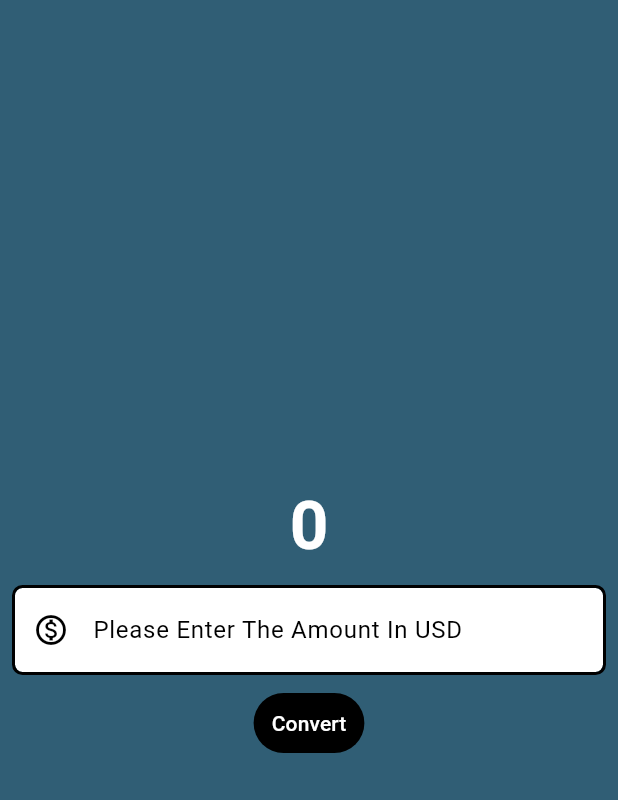
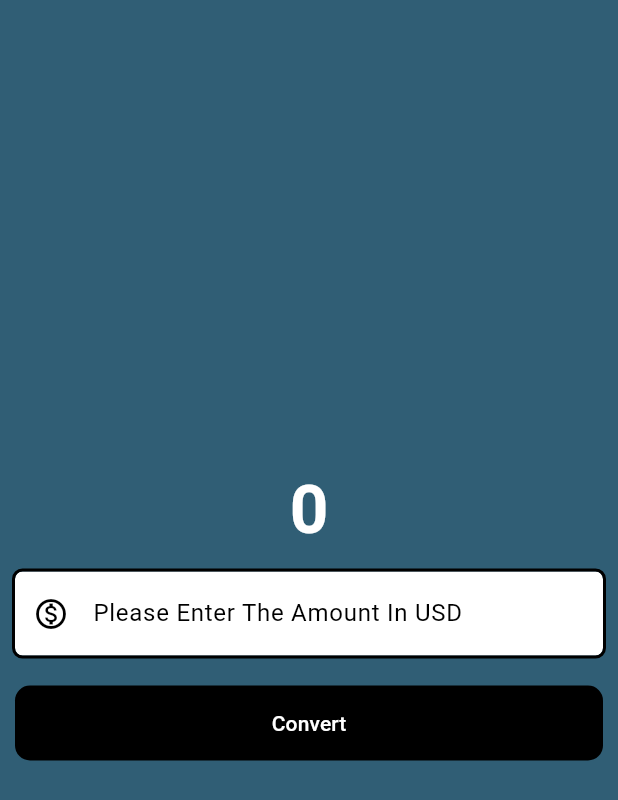
Before and after one commit to Shayan7Khan/Currency-Converter, a Flutter app: the screen it shows after launch, after a tap on "Convert", on a phone screen of 412 x 824 dp. Shown: the top 800 px of the screen. Run offline on Flutter 3.47's test engine with Material 3 defaults, Android fonts, the phone set to English and light mode, and no system bars.

Commit message:
changes from laptop

```diff
--- a/currency_converter/lib/currency-converter-material-page.dart
+++ b/currency_converter/lib/currency-converter-material-page.dart
@@ -5,7 +5,6 @@ class CurrencyConverterMaterialPage extends StatelessWidget {
 
   @override
   Widget build(BuildContext context) {
-
     final border = OutlineInputBorder(
         borderSide: const BorderSide(
           color: Colors.black,
@@ -15,33 +14,29 @@ class CurrencyConverterMaterialPage extends StatelessWidget {
         ),
         borderRadius: BorderRadius.circular(5));
 
-
-    return  Scaffold(
-      backgroundColor:const  Color.fromARGB(255, 48, 94, 117),
+    return Scaffold(
+      backgroundColor: const Color.fromARGB(255, 48, 94, 117),
       body: Center(
         child: Column(
           mainAxisAlignment: MainAxisAlignment.center,
           children: [
             //TEXT/OUPUT
-             const Text('0', style:
-             TextStyle(
+            const Text(
+              '0',
+              style: TextStyle(
                   fontSize: 45,
                   fontWeight: FontWeight.bold,
-              color: Color.fromARGB(255, 255, 255, 255)
-              ),
+                  color: Color.fromARGB(255, 255, 255, 255)),
             ),
 
             //INPUT PLACEHOLDER
             Padding(
               padding: const EdgeInsets.all(10.0),
               child: TextField(
-                style: const TextStyle(
-                  color: Colors.black
-                ),
+                style: const TextStyle(color: Colors.black),
                 decoration: InputDecoration(
-                  hintText:'Please Enter The Amount In USD', hintStyle: const TextStyle(
-                    color: Colors.black
-                    ),
+                  hintText: 'Please Enter The Amount In USD',
+                  hintStyle: const TextStyle(color: Colors.black),
                   prefixIcon: const Icon(Icons.monetization_on_outlined),
                   prefixIconColor: Colors.black,
                   //filled give us the placeholder
@@ -59,15 +54,36 @@ class CurrencyConverterMaterialPage extends StatelessWidget {
             ),
 
             //BUTTON
-            TextButton(onPressed: (){
+            Padding(
+              padding: const EdgeInsets.all(10.0),
+              child: TextButton(
+                onPressed: () {
                   debugPrint('Button Clicked');
                 },
-            style: const ButtonStyle(
-              backgroundColor:WidgetStatePropertyAll(Colors.black),
-              foregroundColor: WidgetStatePropertyAll(Colors.white)
+                //in style we are using button style and then using WidgetStateProperty to use certain properties like color shape etc, instead we can use Textbutton.styleFrom which gives us direct access to these properties, for the reason I am commenting what i did so that i know the alternative and i will use the easiest one.
+                // style: ButtonStyle(
+                //   backgroundColor: const WidgetStatePropertyAll(Colors.black),
+                //   foregroundColor: const WidgetStatePropertyAll(Colors.white),
+                //   minimumSize: const WidgetStatePropertyAll(
+                //     Size(double.infinity, 50),
+                //   ),
+                //   shape: WidgetStatePropertyAll(
+                //     RoundedRectangleBorder(
+                //       borderRadius: BorderRadius.circular(10),
+                //     ),
+                //   ),
+                // ),
+                style: TextButton.styleFrom(
+                  backgroundColor: Colors.black,
+                  foregroundColor: Colors.white,
+                  minimumSize: const Size(double.infinity, 50),
+                  shape: RoundedRectangleBorder(
+                    borderRadius: BorderRadius.circular(10),
                   ),
+                ),
+
                 child: const Text('Convert'),
-
+              ),
             )
           ],
         ),
```
Lines whose indentation alone changed are shown as unchanged.
